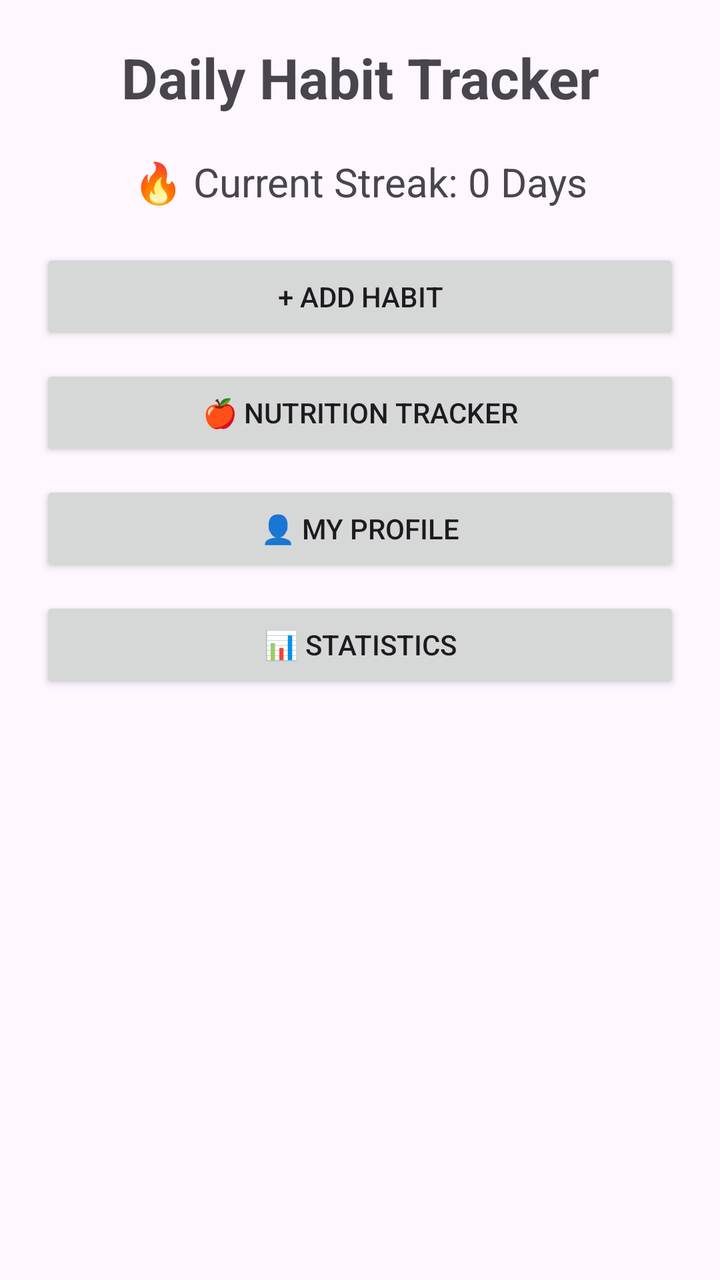
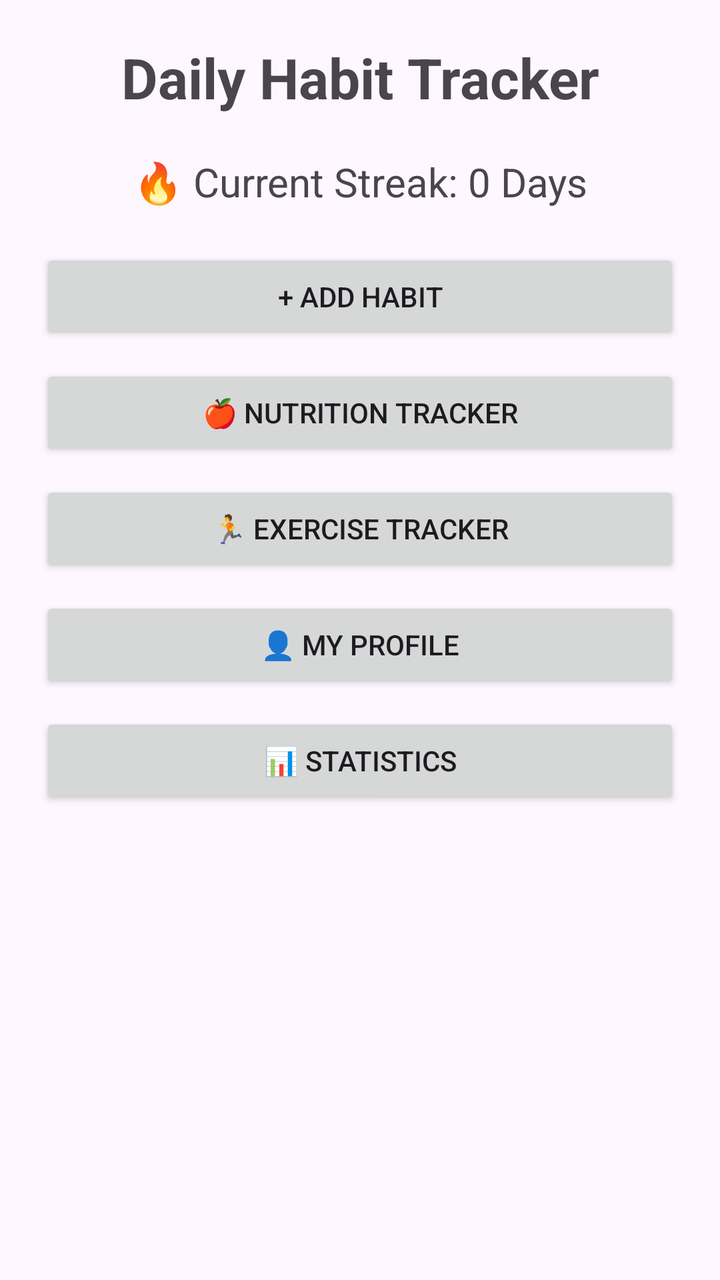

Before-and-after screenshots of an Android layout around one commit, followed by the original layout XML and the change that was made.
<!-- AndroidManifest.xml: application theme Theme.DailyHabitTracker -->
<!-- res/layout/activity_main.xml -->
<?xml version="1.0" encoding="utf-8"?>
<LinearLayout
    xmlns:android="http://schemas.android.com/apk/res/android"
    android:layout_width="match_parent"
    android:layout_height="match_parent"
    android:orientation="vertical"
    android:padding="20dp">

    <TextView
        android:layout_width="match_parent"
        android:layout_height="wrap_content"
        android:text="Daily Habit Tracker"
        android:textSize="28sp"
        android:textStyle="bold"
        android:gravity="center"
        android:layout_marginBottom="20dp"/>

    <TextView
        android:id="@+id/tvStreak"
        android:layout_width="match_parent"
        android:layout_height="wrap_content"
        android:text="🔥 Current Streak: 0 Days"
        android:textSize="20sp"
        android:gravity="center"
        android:layout_marginBottom="20dp"/>

    <Button
        android:id="@+id/btnAddHabit"
        android:layout_width="match_parent"
        android:layout_height="wrap_content"
        android:text="+ Add Habit"
        android:layout_marginBottom="10dp"/>

    <Button
        android:id="@+id/btnNutrition"
        android:layout_width="match_parent"
        android:layout_height="wrap_content"
        android:text="🍎 Nutrition Tracker"
        android:layout_marginBottom="10dp"/>

    <Button
        android:id="@+id/btnProfile"
        android:layout_width="match_parent"
        android:layout_height="wrap_content"
        android:text="👤 My Profile"
        android:layout_marginBottom="10dp"/>

    <Button
        android:id="@+id/btnStatistics"
        android:layout_width="match_parent"
        android:layout_height="wrap_content"
        android:text="📊 Statistics"
        android:layout_marginBottom="20dp"/>

    <androidx.recyclerview.widget.RecyclerView
        android:id="@+id/recyclerViewHabits"
        android:layout_width="match_parent"
        android:layout_height="0dp"
        android:layout_weight="1"/>

</LinearLayout>
<!-- resources referenced by this layout -->
<resources>
  <style name="Theme.DailyHabitTracker" parent="Base.Theme.DailyHabitTracker" />
  <style name="Base.Theme.DailyHabitTracker" parent="Theme.Material3.DayNight.NoActionBar">
          
          
      </style>
</resources>

<!-- the commit's change to res/layout/activity_main.xml (unified diff, before → after) -->
@@ -39,6 +39,13 @@
         android:layout_marginBottom="10dp"/>
 
     <Button
+        android:id="@+id/btnExercise"
+        android:layout_width="match_parent"
+        android:layout_height="wrap_content"
+        android:text="🏃 Exercise Tracker"
+        android:layout_marginBottom="10dp"/>
+
+    <Button
         android:id="@+id/btnProfile"
         android:layout_width="match_parent"
         android:layout_height="wrap_content"
